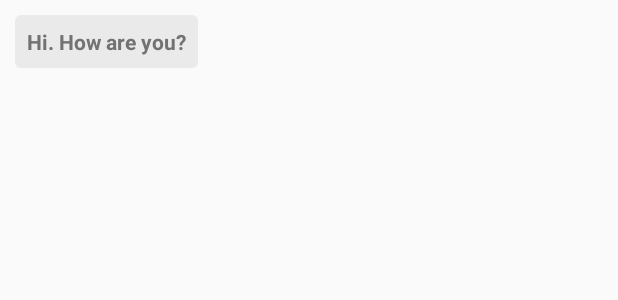
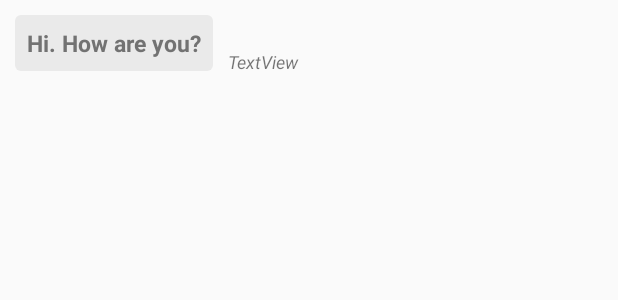
Before and after one commit to oykenfurkan/oykenChat, an Android app: the layout layout_recipient_message.xml on its own in the app's theme, with its tools: preview values and no code run, on a phone screen of 412 x 824 dp. Shown: the top 300 px of the screen. Run offline under Robolectric (Android 15) with nearby library versions, the phone set to English and light mode, and no system bars.

```diff
--- a/app/src/main/res/layout/layout_recipient_message.xml
+++ b/app/src/main/res/layout/layout_recipient_message.xml
@@ -1,7 +1,8 @@
 <?xml version="1.0" encoding="utf-8"?>
-<RelativeLayout xmlns:android="http://schemas.android.com/apk/res/android"
+<LinearLayout xmlns:android="http://schemas.android.com/apk/res/android"
               xmlns:tools="http://schemas.android.com/tools"
               android:layout_width="match_parent"
+              android:orientation="horizontal"
               android:layout_height="wrap_content">
     <TextView
         android:id="@+id/text_view_recipient_message"
@@ -10,12 +11,22 @@
         tools:text="Hi. How are you?"
         android:padding="8dp"
         android:textStyle="bold"
-        android:layout_marginRight="60dp"
+        android:layout_marginRight="10dp"
         android:layout_marginLeft="10dp"
         android:layout_marginTop="10dp"
         android:layout_marginBottom="2dp"
         android:textColor="#727272"
-        android:textSize="14sp"
+        android:textSize="15sp"
         android:background="@drawable/recipient_rounded_corners"/>
 
-</RelativeLayout>
+    <TextView
+        android:id="@+id/textView2"
+        android:layout_width="69dp"
+        android:layout_height="wrap_content"
+        android:layout_toRightOf="@+id/text_view_recipient_message"
+        android:text="TextView"
+        android:textSize="12sp"
+        android:layout_gravity="bottom"
+        android:textStyle="italic"/>
+
+</LinearLayout>
--- a/build.gradle
+++ b/build.gradle
@@ -9,7 +9,7 @@ buildscript {
         }
     }
     dependencies {
-        classpath 'com.android.tools.build:gradle:3.0.0-rc1'
+        classpath 'com.android.tools.build:gradle:3.0.0-rc2'
         classpath 'com.google.gms:google-services:3.1.0'
     }
 }
```
Also changed, not shown: app/src/main/java/com/furkan/profil/Helpers/MessageChatAdapter.java (+44 -18 lines), app/src/main/java/com/furkan/profil/Models/ChatMessage.java (+15 -6 lines), app/src/main/java/com/furkan/profil/UI/ChatActivity.java (+8 -1 lines), app/src/main/res/layout/layout_sender_message.xml (+12 -3 lines), 93 other files.
